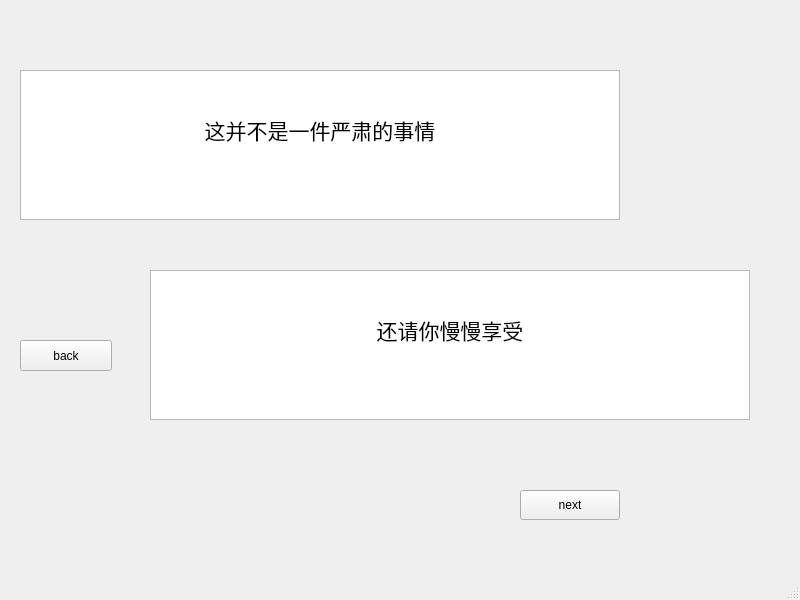
been-lu/RuMo, file message.ui: the form before one commit.
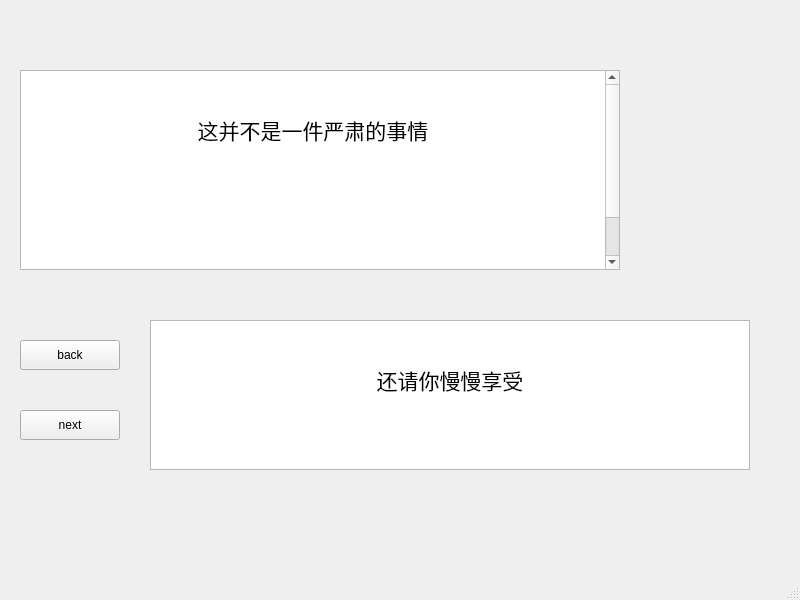
The form after the commit.

The edit to the form file:
```diff
--- a/message.ui
+++ b/message.ui
@@ -19,8 +19,8 @@
      <rect>
       <x>20</x>
       <y>340</y>
-      <width>92</width>
-      <height>31</height>
+      <width>100</width>
+      <height>30</height>
      </rect>
     </property>
     <property name="text">
@@ -30,8 +30,8 @@
    <widget class="QPushButton" name="pushButton_2">
     <property name="geometry">
      <rect>
-      <x>520</x>
-      <y>490</y>
+      <x>20</x>
+      <y>410</y>
       <width>100</width>
       <height>30</height>
      </rect>
@@ -46,7 +46,7 @@
       <x>20</x>
       <y>70</y>
       <width>600</width>
-      <height>150</height>
+      <height>200</height>
      </rect>
     </property>
     <property name="html">
@@ -56,14 +56,21 @@
 &lt;/style&gt;&lt;/head&gt;&lt;body style=&quot; font-family:'SimSun'; font-size:9.07563pt; font-weight:400; font-style:normal;&quot;&gt;
 &lt;p align=&quot;center&quot; style=&quot;-qt-paragraph-type:empty; margin-top:0px; margin-bottom:0px; margin-left:0px; margin-right:0px; -qt-block-indent:0; text-indent:0px; font-size:9.07563pt;&quot;&gt;&lt;br /&gt;&lt;/p&gt;
 &lt;p align=&quot;center&quot; style=&quot;-qt-paragraph-type:empty; margin-top:0px; margin-bottom:0px; margin-left:0px; margin-right:0px; -qt-block-indent:0; text-indent:0px; font-size:16pt;&quot;&gt;&lt;br /&gt;&lt;/p&gt;
-&lt;p align=&quot;center&quot; style=&quot; margin-top:0px; margin-bottom:0px; margin-left:0px; margin-right:0px; -qt-block-indent:0; text-indent:0px;&quot;&gt;&lt;span style=&quot; font-size:16pt;&quot;&gt;这并不是一件严肃的事情&lt;/span&gt;&lt;/p&gt;&lt;/body&gt;&lt;/html&gt;</string>
+&lt;p align=&quot;center&quot; style=&quot; margin-top:0px; margin-bottom:0px; margin-left:0px; margin-right:0px; -qt-block-indent:0; text-indent:0px;&quot;&gt;&lt;span style=&quot; font-size:16pt;&quot;&gt;这并不是一件严肃的事情&lt;/span&gt;&lt;/p&gt;
+&lt;p align=&quot;center&quot; style=&quot;-qt-paragraph-type:empty; margin-top:0px; margin-bottom:0px; margin-left:0px; margin-right:0px; -qt-block-indent:0; text-indent:0px; font-size:16pt;&quot;&gt;&lt;br /&gt;&lt;/p&gt;
+&lt;p align=&quot;center&quot; style=&quot;-qt-paragraph-type:empty; margin-top:0px; margin-bottom:0px; margin-left:0px; margin-right:0px; -qt-block-indent:0; text-indent:0px; font-size:16pt;&quot;&gt;&lt;br /&gt;&lt;/p&gt;
+&lt;p align=&quot;center&quot; style=&quot;-qt-paragraph-type:empty; margin-top:0px; margin-bottom:0px; margin-left:0px; margin-right:0px; -qt-block-indent:0; text-indent:0px; font-size:16pt;&quot;&gt;&lt;br /&gt;&lt;/p&gt;
+&lt;p align=&quot;center&quot; style=&quot;-qt-paragraph-type:empty; margin-top:0px; margin-bottom:0px; margin-left:0px; margin-right:0px; -qt-block-indent:0; text-indent:0px; font-size:16pt;&quot;&gt;&lt;br /&gt;&lt;/p&gt;
+&lt;p align=&quot;center&quot; style=&quot;-qt-paragraph-type:empty; margin-top:0px; margin-bottom:0px; margin-left:0px; margin-right:0px; -qt-block-indent:0; text-indent:0px; font-size:16pt;&quot;&gt;&lt;br /&gt;&lt;/p&gt;
+&lt;p align=&quot;center&quot; style=&quot;-qt-paragraph-type:empty; margin-top:0px; margin-bottom:0px; margin-left:0px; margin-right:0px; -qt-block-indent:0; text-indent:0px; font-size:16pt;&quot;&gt;&lt;br /&gt;&lt;/p&gt;
+&lt;p align=&quot;center&quot; style=&quot;-qt-paragraph-type:empty; margin-top:0px; margin-bottom:0px; margin-left:0px; margin-right:0px; -qt-block-indent:0; text-indent:0px; font-size:16pt;&quot;&gt;&lt;br /&gt;&lt;/p&gt;&lt;/body&gt;&lt;/html&gt;</string>
     </property>
    </widget>
    <widget class="QTextBrowser" name="textBrowser_3">
     <property name="geometry">
      <rect>
       <x>150</x>
-      <y>270</y>
+      <y>320</y>
       <width>600</width>
       <height>150</height>
      </rect>
```
